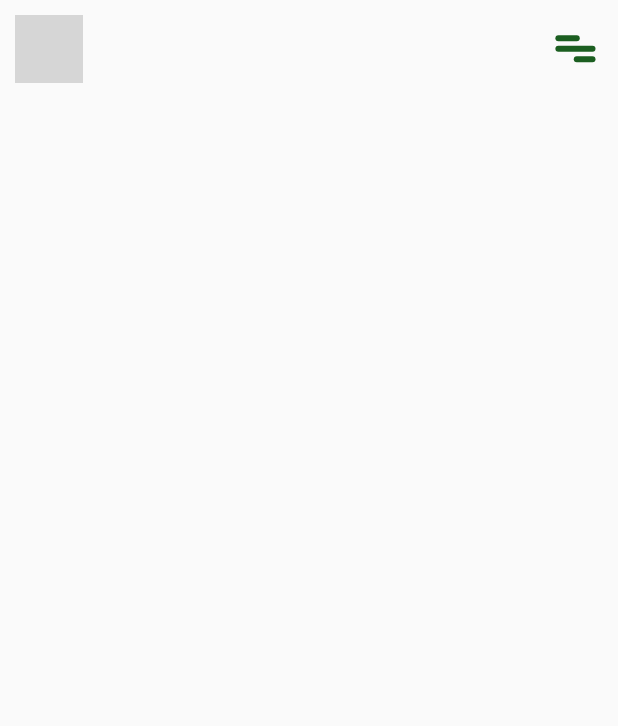
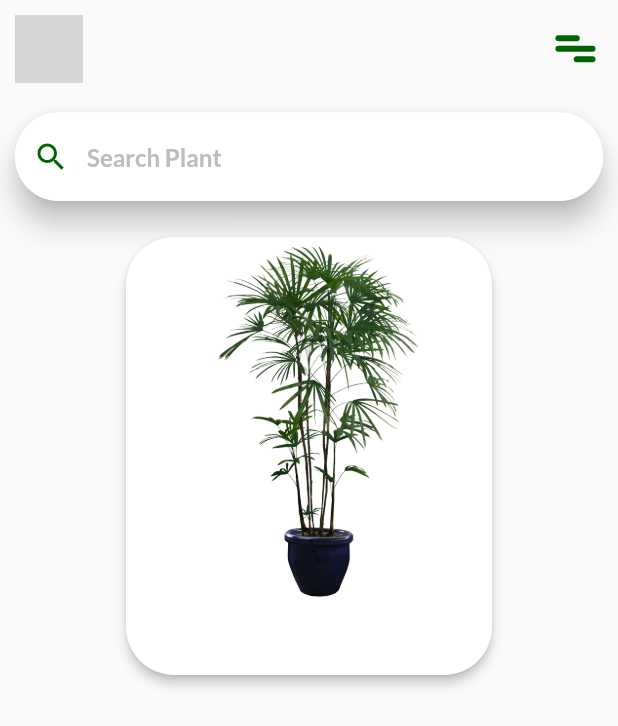
Before and after one commit to a-oboh/flutter-ui, a Flutter app: the screen it shows after launch, on a phone screen of 412 x 824 dp. Shown: the top 726 px of the screen. Run offline on Flutter 3.47's test engine with Material 2 defaults, Android fonts, the phone set to English and light mode, and no system bars; our stand-ins replace flutter_screenutil, google_fonts; grey boxes are pictures that could not be loaded.

Commit message:
add plant cards

```diff
--- a/plant_ui/lib/main.dart
+++ b/plant_ui/lib/main.dart
@@ -1,6 +1,8 @@
 import 'package:flutter/material.dart';
 import 'package:flutter_screenutil/screenutil.dart';
+import 'package:google_fonts/google_fonts.dart';
 import 'package:plant_ui/views/home_page.dart';
+import 'package:plant_ui/views/my_colors.dart';
 
 void main() => runApp(MyApp());
 
@@ -12,11 +14,11 @@ class MyApp extends StatelessWidget {
     return MaterialApp(
       title: 'Plant App',
       theme: ThemeData(
-        primarySwatch: Colors.blue,
-        // textTheme: GoogleFonts.latoTextTheme(textTheme).copyWith(
-        //   body1: GoogleFonts.poppins(textStyle: textTheme.body1),
-        //   title: GoogleFonts.lato(textStyle: TextStyle()),
-        // ),
+        primarySwatch: PlantColors.green,
+        textTheme: GoogleFonts.latoTextTheme(textTheme).copyWith(
+          body1: GoogleFonts.poppins(textStyle: textTheme.body1),
+          title: GoogleFonts.lato(textStyle: TextStyle()),
+        ),
       ),
       home: MyHomePage(title: 'Flutter Demo Home Page'),
     );
--- a/plant_ui/lib/views/home_page.dart
+++ b/plant_ui/lib/views/home_page.dart
@@ -1,5 +1,7 @@
 import 'package:flutter/material.dart';
 import 'package:flutter_screenutil/screenutil.dart';
+import 'package:google_fonts/google_fonts.dart';
+import 'package:plant_ui/views/my_colors.dart';
 
 class MyHomePage extends StatefulWidget {
   MyHomePage({Key key, this.title}) : super(key: key);
@@ -27,11 +29,12 @@ class _MyHomePageState extends State<MyHomePage> {
 
     return Scaffold(
       body: SafeArea(
+        child: Padding(
+          padding: EdgeInsets.fromLTRB(_screenUtil.setWidth(10),
+              _screenUtil.setHeight(10), _screenUtil.setWidth(10), 0),
           child: ListView(
             children: <Widget>[
-          Padding(
-            padding: const EdgeInsets.fromLTRB(10, 10, 10, 0),
-            child: Row(
+              Row(
                 mainAxisAlignment: MainAxisAlignment.spaceBetween,
                 children: <Widget>[
                   Stack(
@@ -56,7 +59,7 @@ class _MyHomePageState extends State<MyHomePage> {
                           width: 10,
                           decoration: BoxDecoration(
                             shape: BoxShape.circle,
-                          color: Colors.green[900],
+                            color: PlantColors.green,
                           ),
                         ),
                       ),
@@ -71,11 +74,71 @@ class _MyHomePageState extends State<MyHomePage> {
                   ),
                 ],
               ),
-
+              SizedBox(
+                height: _screenUtil.setHeight(20),
+              ),
+              Material(
+                borderRadius: BorderRadius.all(Radius.circular(30)),
+                type: MaterialType.card,
+                elevation: 8,
+                shadowColor: Colors.grey[400],
+                child: TextField(
+                  decoration: InputDecoration(
+                      hintText: 'Search Plant',
+                      hintStyle: GoogleFonts.lato(
+                        textStyle: TextStyle(
+                          color: Colors.grey[400],
+                          fontWeight: FontWeight.bold,
+                        ),
+                      ),
+                      enabledBorder: OutlineInputBorder(
+                        borderSide:
+                            const BorderSide(color: Colors.white, width: 1.0),
+                        borderRadius: BorderRadius.all(Radius.circular(30)),
+                      ),
+                      focusedBorder: OutlineInputBorder(
+                        borderSide:
+                            const BorderSide(width: 1.0, color: Colors.white),
+                        borderRadius: BorderRadius.all(Radius.circular(30)),
+                      ),
+                      filled: true,
+                      fillColor: Colors.white,
+                      prefixIcon: Icon(
+                        Icons.search,
+                        color: PlantColors.green,
+                      )),
+                ),
+              ),
+              SizedBox(
+                height: _screenUtil.setHeight(20),
+              ),
+              Container(
+                height: 300,
+                width: 50,
+                padding: EdgeInsets.only(left: 70, right: 70),
+                child: Card(
+                  elevation: 3,
+                  shape: RoundedRectangleBorder(
+                    borderRadius: BorderRadius.all(
+                      Radius.circular(32),
+                    ),
+                  ),
+                  // margin: EdgeInsets.only(left: 12, right: 12),
+                  child: Column(
+                    children: <Widget>[
+                      Image.asset(
+                        'assets/plant1.png',
+                        scale: 3,
                       ),
                     ],
                   ),
-    ));
+                ),
+              ),
+            ],
+          ),
+        ),
+      ),
+    );
   }
 }
 
@@ -85,7 +148,7 @@ class MenuPainter extends CustomPainter {
     var paint = Paint();
 
     //paint properties
-    paint.color = Colors.green[900];
+    paint.color = PlantColors.green;
     paint.strokeCap = StrokeCap.round;
     paint.style = PaintingStyle.stroke;
     paint.strokeWidth = 4.0;
--- /dev/null
+++ b/plant_ui/lib/views/my_colors.dart
@@ -0,0 +1,20 @@
+import 'package:flutter/material.dart';
+
+class PlantColors {
+  static const MaterialColor green = MaterialColor(
+    _greenPrimaryValue,
+    <int, Color>{
+      50: Color(0xFFE8F5E9),
+      100: Color(0xFFC8E6C9),
+      200: Color(0xFFA5D6A7),
+      300: Color(0xFF81C784),
+      400: Color(0xFF66BB6A),
+      500: Color(_greenPrimaryValue),
+      600: Color(0xFF43A047),
+      700: Color(0xFF388E3C),
+      800: Color(0xFF2E7D32),
+      900: Color(0xFF1B5E20),
+    },
+  );
+  static const int _greenPrimaryValue = 0xFF006400;
+}
```
Also changed, not shown: plant_ui/assets/plant1.png (added), plant_ui/assets/plant2.png (added). Lines whose indentation alone changed are shown as unchanged.
